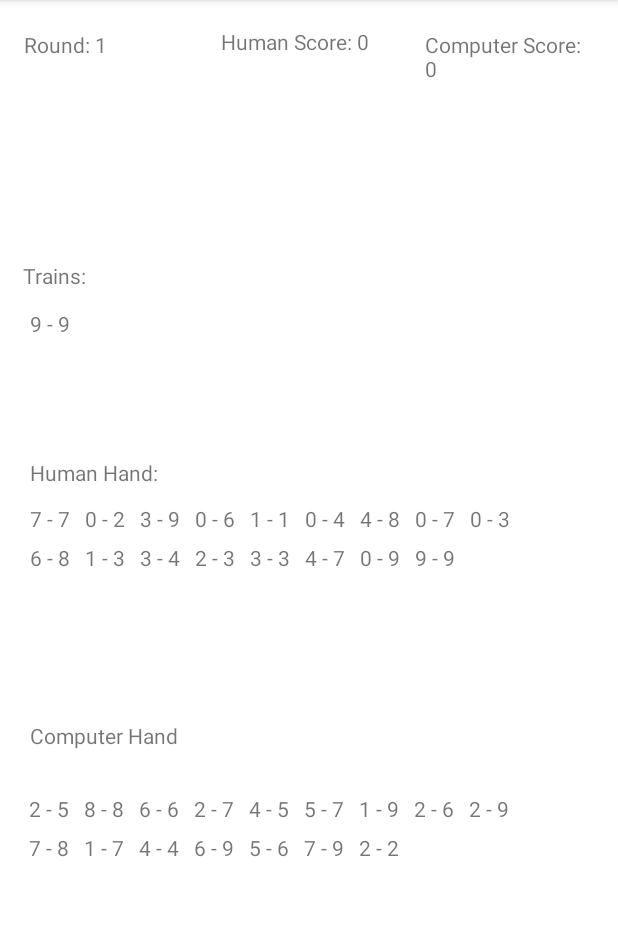
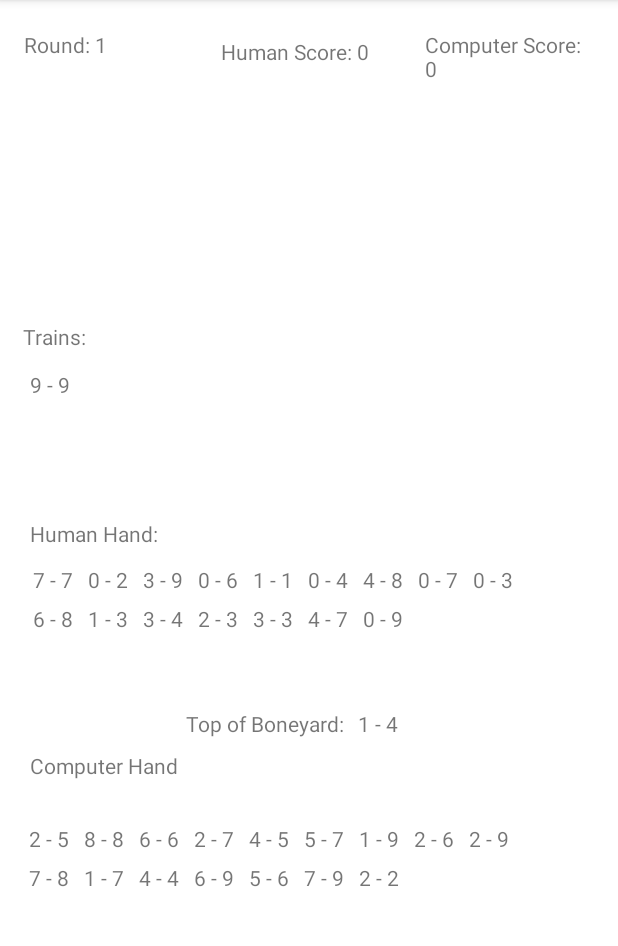
Before and after one commit to Burhan-Khawaja/java-mexican-train, an Android app: the MainActivity screen opened directly, with no data from a screen before it, on a phone screen of 412 x 824 dp, the part 84-1030 px from its top. Run offline under Robolectric (Android 15) with nearby library versions, the phone set to English and light mode, and no system bars.

Commit message:
90 percent of serialization loading complete
have to complete saving to file, and for loading have to finish orphan doubles and make sure computer turn start works, as well as error checking and such

```diff
--- a/src/main/java/com/example/mexicantrain/Hand.java
+++ b/src/main/java/com/example/mexicantrain/Hand.java
@@ -30,6 +30,9 @@ public class Hand {
      */
     public Tile getTile(int index) {
         //BURBUR error checking
+        if(hand.size() == 0) {
+            return new Tile(-1,-1);
+        }
         return hand.get(index);
     }
 
--- a/src/main/java/com/example/mexicantrain/MainActivity.java
+++ b/src/main/java/com/example/mexicantrain/MainActivity.java
@@ -33,6 +33,7 @@ public class MainActivity extends AppCompatActivity {
         super.onCreate(savedInstanceState);
         setContentView(R.layout.activity_main);
 
+        boolean serializedStart = false;
         //gameFeed = (LinearLayout) findViewById(R.id.gameInstructionLL);
         //Load intent data
         if(getIntent() != null) {
@@ -54,7 +55,7 @@ public class MainActivity extends AppCompatActivity {
 
             if(getIntent().hasExtra(INTENT_LOAD_GAME_NAME)) {
                 //int loadGameFileInt = getIntent().getIntExtra(INTENT_LOAD_GAME_NAME, -1);
-
+                serializedStart = true;
                 String fileName = getIntent().getStringExtra(INTENT_LOAD_GAME_NAME);
                 //InputStream fileInputStream = this.getBaseContext().getResources().openRawResource(R.raw.case1);
                 //int testfileId = this.getBaseContext().getResources().getIdentifier("case2","raw", this.getBaseContext().getPackageName());
@@ -78,7 +79,7 @@ public class MainActivity extends AppCompatActivity {
         humanScoreLabel.setText("Human Score: " + Integer.toString(game.getHumanScore()));
 
 
-        game.playGame();
+        game.playGame(serializedStart);
         //remove all tiles from players hand
         /*
         while( game.getHumanHand().getSize() > 0) {
@@ -175,6 +176,15 @@ public class MainActivity extends AppCompatActivity {
             else {
                 row4.addView(element);
             }
+        }
+        //display top of boneyard
+        TextView topOfBoneyard = (TextView) findViewById(R.id.topOfBoneyard);
+        Tile boneyard = game.getTopOfBoneyard();
+        if(boneyard.getFirstNum() == -1 && boneyard.getSecondNum() == -1) {
+            topOfBoneyard.setText("Empty");
+        }
+        else {
+            topOfBoneyard.setText(boneyard.tileAsString());
         }
         displayComputerHand();
 
--- a/src/main/res/layout/activity_main.xml
+++ b/src/main/res/layout/activity_main.xml
@@ -61,8 +61,8 @@
 
     <TableLayout
         android:id="@+id/computerHand"
-        android:layout_width="389dp"
-        android:layout_height="80dp"
+        android:layout_width="382dp"
+        android:layout_height="60dp"
         android:layout_marginStart="16dp"
         android:layout_marginBottom="60dp"
         app:layout_constraintBottom_toTopOf="@+id/gameInstruction"
@@ -104,8 +104,8 @@
 
     <TableLayout
         android:id="@+id/playerHand"
-        android:layout_width="355dp"
-        android:layout_height="96dp"
+        android:layout_width="349dp"
+        android:layout_height="75dp"
         android:layout_marginBottom="52dp"
         app:layout_constraintBottom_toTopOf="@+id/computerHandLabel"
         app:layout_constraintEnd_toEndOf="parent"
@@ -201,4 +201,25 @@
         app:layout_constraintHorizontal_bias="0.061"
         app:layout_constraintStart_toStartOf="parent" />
 
+    <TextView
+        android:id="@+id/textView3"
+        android:layout_width="wrap_content"
+        android:layout_height="wrap_content"
+        android:layout_marginStart="124dp"
+        android:layout_marginTop="24dp"
+        android:text="Top of Boneyard:"
+        app:layout_constraintStart_toStartOf="parent"
+        app:layout_constraintTop_toBottomOf="@+id/playerHand" />
+
+    <TextView
+        android:id="@+id/topOfBoneyard"
+        android:layout_width="81dp"
+        android:layout_height="20dp"
+        android:layout_marginTop="24dp"
+        android:text="TextView"
+        app:layout_constraintEnd_toEndOf="parent"
+        app:layout_constraintHorizontal_bias="0.09"
+        app:layout_constraintStart_toEndOf="@+id/textView3"
+        app:layout_constraintTop_toBottomOf="@+id/playerHand" />
+
 </androidx.constraintlayout.widget.ConstraintLayout>
--- a/src/main/res/raw/case1.txt
+++ b/src/main/res/raw/case1.txt
@@ -1,4 +1,4 @@
-Round: 1
+Round: 0
 
 Computer:
    Score: 0
```
Also changed, not shown: src/main/java/com/example/mexicantrain/Game.java (+83 -6 lines), src/main/java/com/example/mexicantrain/Player.java (+8 -0 lines), src/main/java/com/example/mexicantrain/Round.java (+91 -1 lines), src/main/res/raw/case2.txt (+8 -0 lines).
